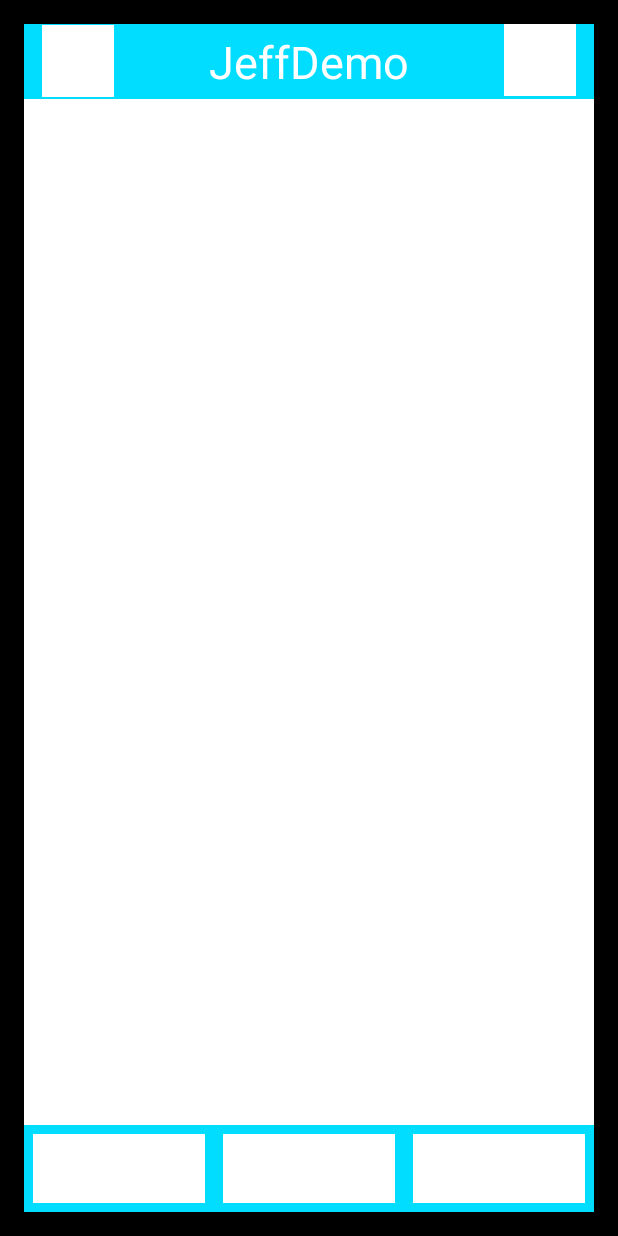
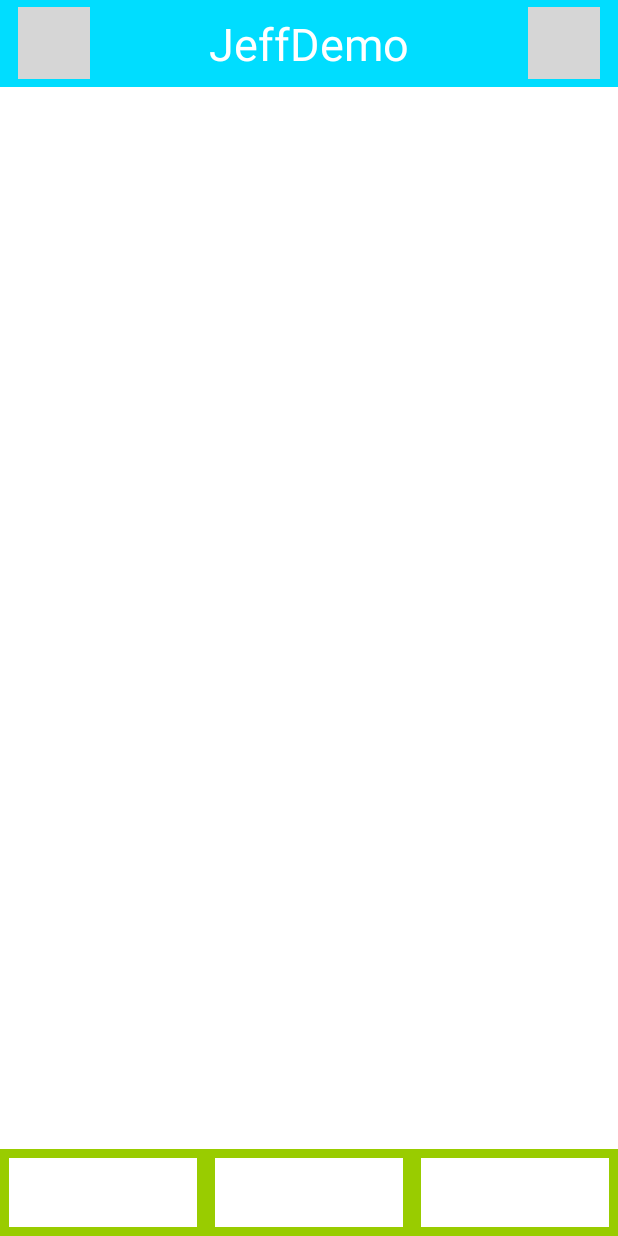
Before and after one commit to jeffsikala/hw3, an Android app: the layout activity_main.xml on its own in the app's theme, with its tools: preview values and no code run, on a phone screen of 412 x 824 dp. Run offline under Robolectric (Android 15) with nearby library versions, the phone set to English and light mode, and no system bars; grey boxes are pictures that could not be loaded.

Commit message:
hw3 upgrade

```diff
--- a/app/build.gradle
+++ b/app/build.gradle
@@ -24,6 +24,10 @@ dependencies {
     androidTestCompile('com.android.support.test.espresso:espresso-core:2.2.2', {
         exclude group: 'com.android.support', module: 'support-annotations'
     })
-    compile 'com.android.support:appcompat-v7:25.1.0'
+
+    compile 'com.jakewharton:butterknife:8.5.1'
+    compile 'com.android.support:design:25.1.1'
+    compile 'com.android.support:support-v4:25.1.1'
     testCompile 'junit:junit:4.12'
+    annotationProcessor 'com.jakewharton:butterknife-compiler:8.5.1'
 }
--- a/app/src/main/AndroidManifest.xml
+++ b/app/src/main/AndroidManifest.xml
@@ -3,6 +3,7 @@
     package="com.example.jeffsikala.jeffdemo">
 
     <application
+        android:name=".JeffApplication"
         android:allowBackup="true"
         android:icon="@mipmap/ic_launcher"
         android:label="@string/app_name"
@@ -15,7 +16,10 @@
                 <category android:name="android.intent.category.LAUNCHER" />
             </intent-filter>
         </activity>
-        <activity android:name=".ListViewActivity"></activity>
+        <activity android:name=".ListViewActivity" />
+        <activity android:name=".ViewPagerActivity" />
+        <activity android:name=".BaseActivity"></activity>
+        <activity android:name=".DialogActivity"></activity>
     </application>
 
 </manifest>
--- a/app/src/main/res/layout/activity_main.xml
+++ b/app/src/main/res/layout/activity_main.xml
@@ -4,18 +4,18 @@
     android:id="@+id/activity_main"
     android:layout_width="match_parent"
     android:layout_height="match_parent"
-    android:paddingBottom="@dimen/activity_vertical_margin"
-    android:paddingLeft="@dimen/activity_horizontal_margin"
-    android:paddingRight="@dimen/activity_horizontal_margin"
-    android:paddingTop="@dimen/activity_vertical_margin"
-    android:background="@color/black"
-    tools:context="com.example.jeffsikala.jeffdemo.MainActivity">
+
+    android:background="@android:color/black"
+    tools:context="com.virajashah.android.virajdemo.MainActivity">
+
 
     <RelativeLayout
         android:id="@+id/title_bar"
         android:layout_width="match_parent"
-        android:layout_height="50dp"
+        android:layout_height="58dp"
+        android:layout_alignParentTop="true"
         android:background="@android:color/holo_blue_bright">
+
 
         <TextView
             android:layout_width="wrap_content"
@@ -27,63 +27,63 @@
             android:gravity="center"/>
 
         <ImageButton
-            android:id="@+id/bt1"
+            android:src="@drawable/unselected_menu"
             android:layout_width="48dp"
             android:layout_height="48dp"
-            android:background="@color/white"
+            android:background="@android:color/transparent"
             android:layout_marginLeft="12dp"
             android:layout_centerVertical="true"
             android:layout_alignParentLeft="true"/>
 
         <ImageButton
-            android:id="@+id/bt2"
             android:layout_width="48dp"
             android:layout_height="48dp"
-            android:background="@color/white"
+            android:background="@drawable/btn_style"
             android:layout_marginRight="12dp"
+            android:layout_centerVertical="true"
             android:layout_alignParentRight="true"/>
     </RelativeLayout>
 
 
     <LinearLayout
-        android:id="@id/tool_bar"
+        android:id="@+id/tool_bar"
         android:layout_width="match_parent"
         android:layout_height="58dp"
         android:layout_alignParentBottom="true"
         android:orientation="horizontal"
-        android:background="@android:color/holo_blue_bright">
+        android:background="@android:color/holo_green_light">
 
         <ImageButton
-
+            android:id="@+id/btn1"
             android:layout_width="0dp"
             android:layout_height="match_parent"
-            android:background="@color/white"
+            android:layout_weight="1"
             android:layout_margin="6dp"
-            android:layout_centerVertical="true"
-            android:layout_weight="1"/>
+            android:background="@color/white"/>
 
         <ImageButton
-            android:id="@+id/bt4"
-            android:onClick="onClick"
+            android:id="@+id/btn2"
             android:layout_width="0dp"
             android:layout_height="match_parent"
-            android:background="@color/white"
+            android:layout_weight="1"
             android:layout_margin="6dp"
-            android:layout_weight="1"/>
+            android:background="@color/white"/>
+
         <ImageButton
-            android:id="@+id/bt3"
+            android:id="@+id/btn3"
             android:layout_width="0dp"
             android:layout_height="match_parent"
-            android:background="@color/white"
+            android:layout_weight="1"
             android:layout_margin="6dp"
-            android:layout_weight="1"/>
+            android:background="@color/white"/>
+
     </LinearLayout>
-
     <ListView
         android:layout_below="@id/title_bar"
         android:layout_above="@id/tool_bar"
-        android:background="@color/white"
         android:layout_width="match_parent"
         android:layout_height="match_parent"
-        />
+        android:background="@color/white"></ListView>
+
+
 </RelativeLayout>
--- a/app/src/main/res/values/colors.xml
+++ b/app/src/main/res/values/colors.xml
@@ -3,6 +3,5 @@
     <color name="colorPrimary">#3F51B5</color>
     <color name="colorPrimaryDark">#303F9F</color>
     <color name="colorAccent">#FF4081</color>
-    <color name="white">#FFFFFF</color>
-    <color name="black">#000000</color>
+    <color name="white">#ffffff</color>
 </resources>
```
Also changed, not shown: app/src/main/java/adapter/ListViewAdapter.java (deleted, +0 -73 lines), app/src/main/java/com/example/jeffsikala/jeffdemo/ListViewActivity.java (+98 -8 lines), app/src/main/java/com/example/jeffsikala/jeffdemo/MainActivity.java (+72 -17 lines), app/src/main/res/layout/activity_list_view.xml (+2 -9 lines), app/src/main/res/layout/list_view_item.xml (deleted, +0 -17 lines), app/src/main/res/values/styles.xml (+8 -0 lines). Lines whose indentation alone changed are shown as unchanged.
